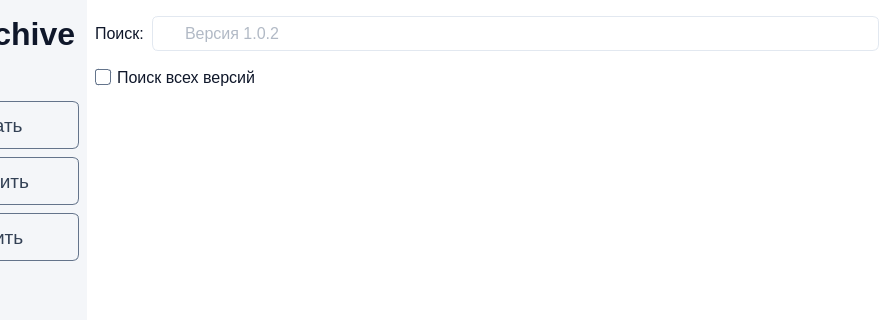
First picture: the form in ui/mainUI.ui, repository pntech-dev/File-Archive, before the edit; both pictures show x 113 to 1000 and y 0 to 320 of the 1000 by 700 pixel window.
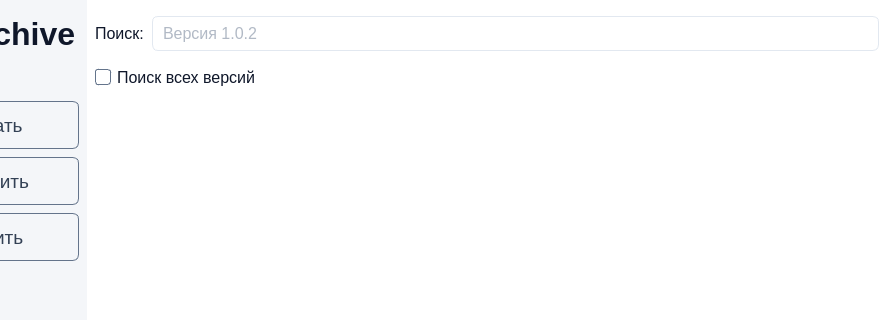
Second picture: the form after the edit. Icons and pictures are not drawn.

The edit to the form file:
```diff
--- a/ui/mainUI.ui
+++ b/ui/mainUI.ui
@@ -666,32 +666,7 @@
                     </font>
                    </property>
                    <property name="styleSheet">
-                    <string notr="true">/* === Обычное состояние === */
-QLineEdit {
-    background-color: #FFFFFF;
-    border: 1px solid #E2E8F0;
-    border-radius: 6px;
-    color: #64748B;
-    padding: 6px 8px 6px 30px;               /* Место под иконку */
-    background-image: url(:/icons/search_64748B.svg);
-    background-repeat: no-repeat;
-    background-position: 8px center;
-}
-
-/* === Фокус (активное состояние) === */
-QLineEdit:focus {
-    border: 1px solid #2563EB;
-    color: #0F172A;
-    background-image: url(:/icons/search_2563EB.svg);
-}
-
-/* === Отключено === */
-QLineEdit:disabled {
-    border: 1px solid #F8FAFC;
-    color: #E2E8F0;
-    background-image: url(:/icons/search_E2E8F0.svg);
-}
-</string>
+                    <string notr="true"/>
                    </property>
                    <property name="text">
                     <string/>
```
Left out of the diff: 24 changed lines with no effect on the pictures.
